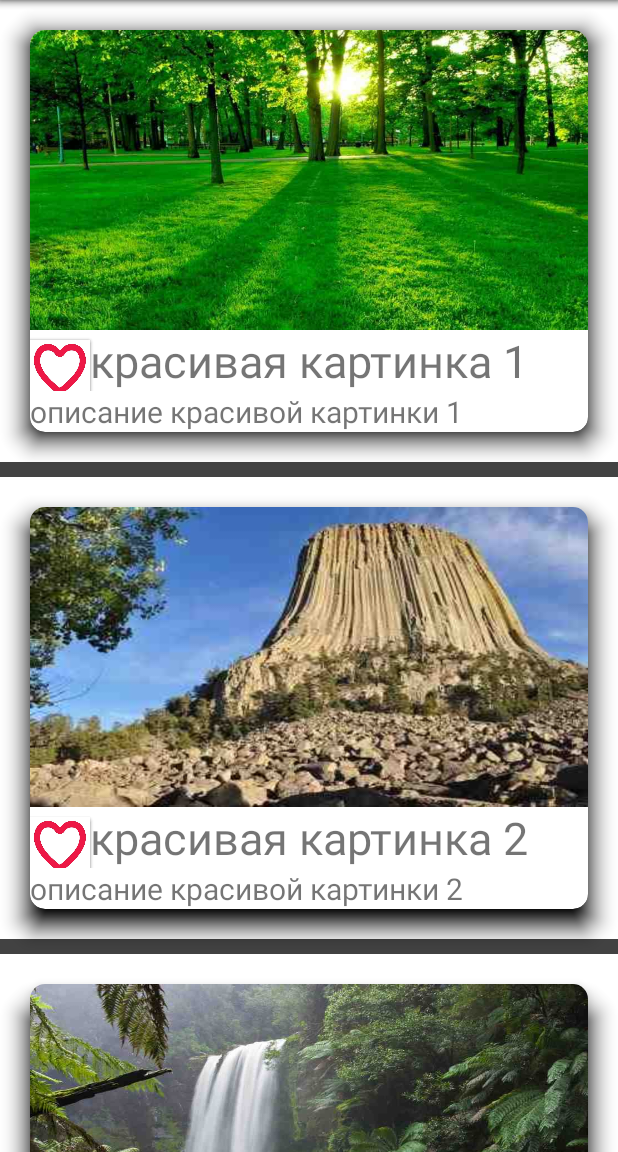
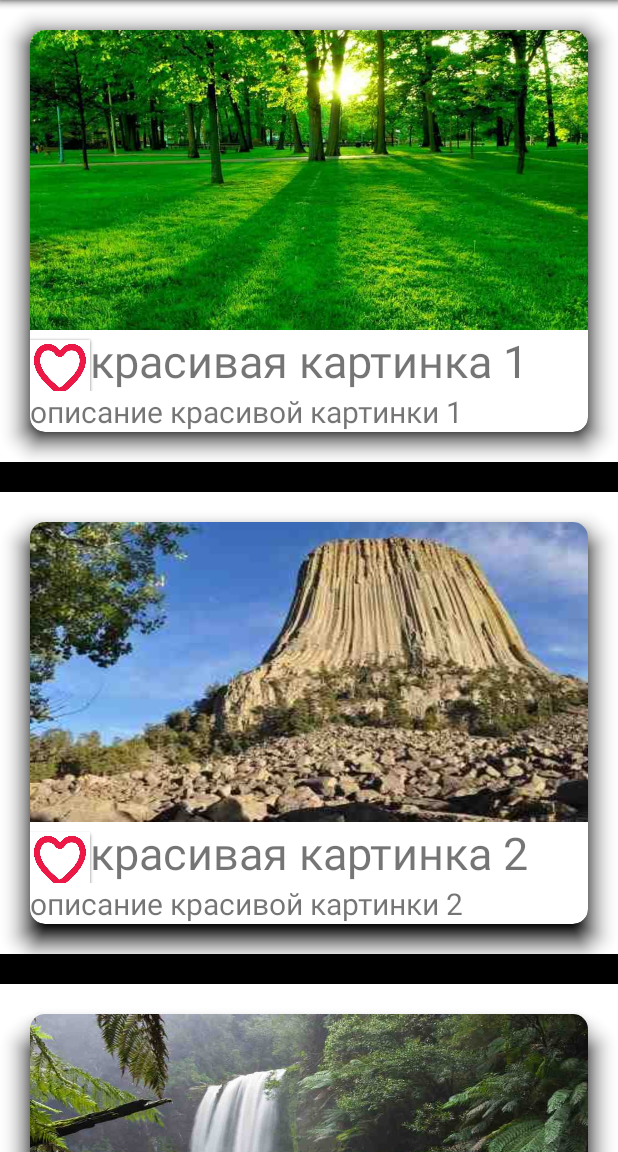
Before and after one commit to Evgenija1984/Homework8v2, an Android app: the screen it shows after launch (MainActivity), after a tap on an icon or button, on a phone screen of 412 x 824 dp, the part 84-1236 px from its top. Run offline under Robolectric (Android 15) with nearby library versions, the phone set to English and light mode, and no system bars.

Commit message:
Убрали полоску

```diff
--- a/app/src/main/java/keyone/keytwo/homework8v2/SocialNetworkAdapter.java
+++ b/app/src/main/java/keyone/keytwo/homework8v2/SocialNetworkAdapter.java
@@ -22,14 +22,28 @@ public class SocialNetworkAdapter extends RecyclerView.Adapter<SocialNetworkAdap
         this.dataSource = dataSource;
     }
 
-    public void setMyOnClickListener(MyOnClickListener listener){
+    public void setMyOnClickListener(MyOnClickListener listener) {
         this.listener = listener;
+    }
+
+    @Override
+    public int getItemViewType(int position) {
+        if (position == dataSource.size()-1) {
+            return 1;
+        } else {
+            return 2;
+        }
     }
 
     @Override
     public MyViewHolder onCreateViewHolder(ViewGroup parent, int viewType) {
 //        View view = LayoutInflater.from(parent.getContext()).inflate(R.layout.item, parent, false);
-        View view = LayoutInflater.from(parent.getContext()).inflate(R.layout.item_card_view, parent, false);
+        View view;
+        if (viewType == 1) {
+            view = LayoutInflater.from(parent.getContext()).inflate(R.layout.item_card_view_end, parent, false);
+        } else {
+            view = LayoutInflater.from(parent.getContext()).inflate(R.layout.item_card_view, parent, false);
+        }
         return new MyViewHolder(view);
     }
 
--- a/app/src/main/java/keyone/keytwo/homework8v2/SocialNetworkFragment.java
+++ b/app/src/main/java/keyone/keytwo/homework8v2/SocialNetworkFragment.java
@@ -35,9 +35,9 @@ public class SocialNetworkFragment extends Fragment implements MyOnClickListener
         socialNetworkAdapter.setMyOnClickListener(this);
         recyclerView.setAdapter(socialNetworkAdapter);
 
-        DividerItemDecoration dividerItemDecoration = new DividerItemDecoration(getContext(), LinearLayoutManager.VERTICAL);
+        /*DividerItemDecoration dividerItemDecoration = new DividerItemDecoration(getContext(), LinearLayoutManager.VERTICAL);
         dividerItemDecoration.setDrawable(getResources().getDrawable(R.drawable.separator));
-        recyclerView.addItemDecoration(dividerItemDecoration);
+        recyclerView.addItemDecoration(dividerItemDecoration);*/
         return view;
     }
 
--- a/app/src/main/res/layout/item_card_view.xml
+++ b/app/src/main/res/layout/item_card_view.xml
@@ -1,6 +1,11 @@
 <?xml version="1.0" encoding="utf-8"?>
-<androidx.cardview.widget.CardView xmlns:android="http://schemas.android.com/apk/res/android"
+<LinearLayout xmlns:android="http://schemas.android.com/apk/res/android"
     xmlns:app="http://schemas.android.com/apk/res-auto"
+    android:layout_width="match_parent"
+    android:layout_height="wrap_content"
+    android:orientation="vertical">
+
+    <androidx.cardview.widget.CardView
         android:layout_width="match_parent"
         android:layout_height="wrap_content"
         android:layout_margin="20dp"
@@ -52,3 +57,9 @@
                 android:textSize="@dimen/text_size_desc" />
         </LinearLayout>
     </androidx.cardview.widget.CardView>
+
+    <LinearLayout
+        android:layout_width="match_parent"
+        android:layout_height="20dp"
+        android:background="@color/black" />
+</LinearLayout>
```
Also changed, not shown: app/src/main/res/layout/item_card_view_end.xml (added, +54 -0 lines). Lines whose indentation alone changed are shown as unchanged.
